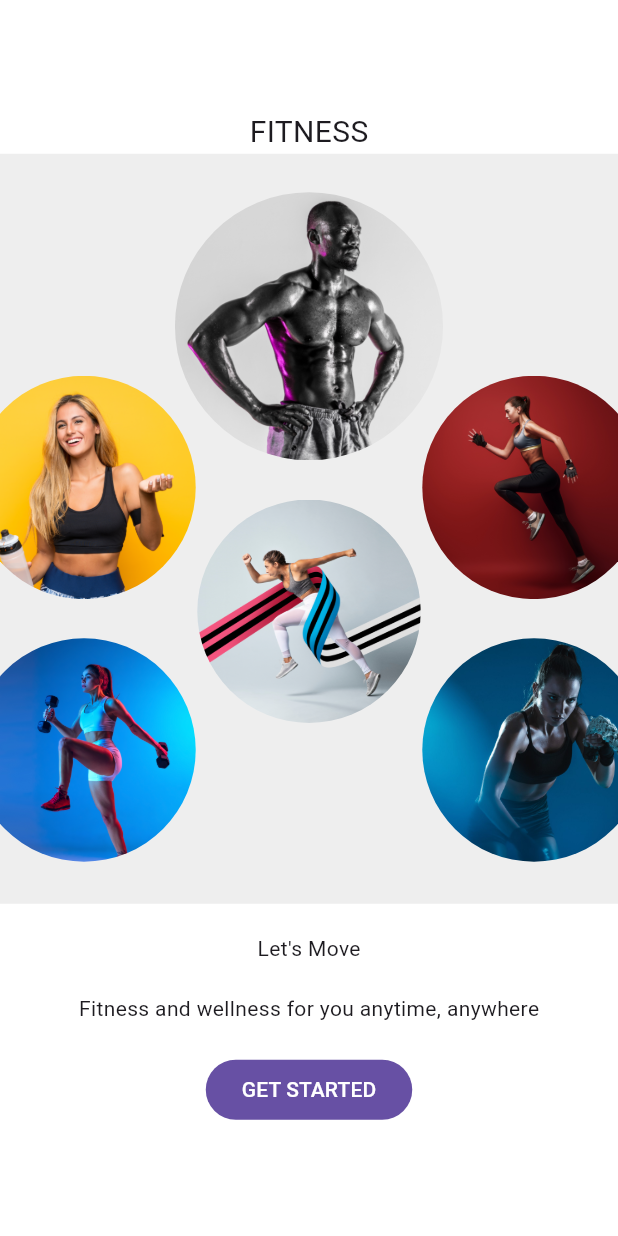
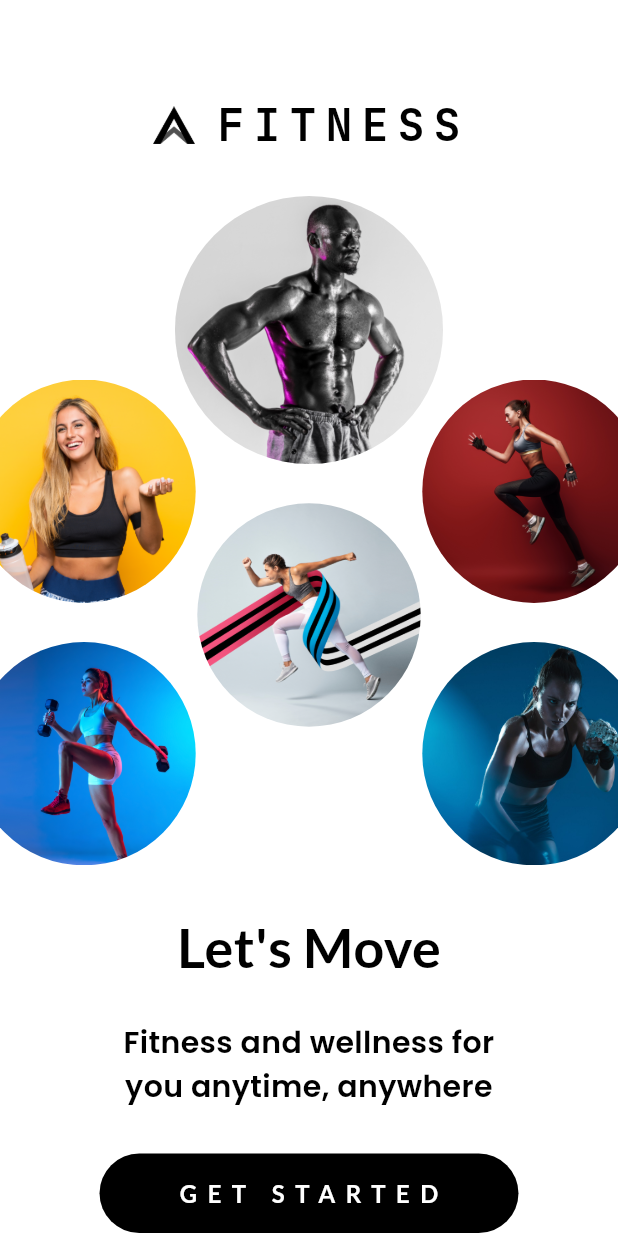
Before and after one commit to IsharaNawa/fitness_app, a Flutter app: the screen it shows after launch, on a phone screen of 412 x 824 dp. Run offline on Flutter 3.47's test engine with Material 3 defaults, Android fonts, the phone set to English and light mode, and no system bars; our stand-ins replace google_fonts.

Commit message:
completed the start screen

```diff
--- a/lib/start_screen.dart
+++ b/lib/start_screen.dart
@@ -1,5 +1,8 @@
+import 'dart:ui';
+
 import 'package:fitness_app/widgets/start_screen_image_circle_container.dart';
 import 'package:flutter/material.dart';
+import 'package:google_fonts/google_fonts.dart';
 
 class StartScreen extends StatelessWidget {
   const StartScreen({super.key});
@@ -10,25 +13,81 @@ class StartScreen extends StatelessWidget {
       child: Column(
         mainAxisSize: MainAxisSize.min,
         children: [
-          const Text(
-            "FITNESS",
-            style: TextStyle(fontSize: 20),
+          const SizedBox(
+            height: 60,
+          ),
+          Row(
+            mainAxisAlignment: MainAxisAlignment.center,
+            children: [
+              Image.asset(
+                'assets/images/app_symbol.png',
+                width: 28,
+              ),
+              const SizedBox(width: 12),
+              Text(
+                "FITNESS",
+                style: GoogleFonts.jetBrainsMono(
+                  color: Colors.black,
+                  fontSize: 30,
+                  fontWeight: FontWeight.w700,
+                  letterSpacing: 6,
+                ),
+              ),
+            ],
           ),
           StartScreenImageCircleContainer(),
+          Text(
+            "Let's Move",
+            style: GoogleFonts.lato(
+              color: Colors.black,
+              fontSize: 36,
+              fontWeight: FontWeight.w700,
+            ),
+          ),
           const SizedBox(
-            height: 20,
+            height: 25,
           ),
-          const Text("Let's Move"),
+          SizedBox(
+            width: 250,
+            child: Text(
+              "Fitness and wellness for you anytime, anywhere",
+              style: GoogleFonts.poppins(
+                color: Colors.black,
+                fontSize: 20,
+                fontWeight: FontWeight.w600,
+              ),
+              textAlign: TextAlign.center,
+            ),
+          ),
           const SizedBox(
-            height: 20,
-          ),
-          const Text("Fitness and wellness for you anytime, anywhere"),
-          const SizedBox(
-            height: 20,
+            height: 30,
           ),
           FilledButton(
             onPressed: () {},
-            child: const Text("GET STARTED"),
+            style: ButtonStyle(
+              backgroundColor:
+                  const WidgetStatePropertyAll<Color>(Colors.black),
+              padding: WidgetStateProperty.all(
+                const EdgeInsets.symmetric(
+                  vertical: 15,
+                  horizontal: 50,
+                ),
+              ),
+              shape: WidgetStateProperty.all(
+                RoundedRectangleBorder(
+                  borderRadius: BorderRadius.circular(30),
+                ),
+              ),
+            ),
+            child: Text(
+              "GET STARTED",
+              style: GoogleFonts.lato(
+                color: Colors.white,
+                fontSize: 16,
+                fontWeight: FontWeight.bold,
+                letterSpacing: 7.0,
+              ),
+            ),
           )
         ],
       ),
--- a/lib/widgets/start_screen_image_circle_container.dart
+++ b/lib/widgets/start_screen_image_circle_container.dart
@@ -59,7 +59,7 @@ class _StartScreenImageCircleContainerState
     return Container(
       width: screenWidth,
       height: 500,
-      color: Colors.grey[200],
+      color: Colors.white,
       child: Stack(
         children: [
           // Animated main image circle
--- a/pubspec.yaml
+++ b/pubspec.yaml
@@ -34,6 +34,7 @@ dependencies:
   # The following adds the Cupertino Icons font to your application.
   # Use with the CupertinoIcons class for iOS style icons.
   cupertino_icons: ^1.0.6
+  google_fonts: ^6.2.1
 
 dev_dependencies:
   flutter_test:
@@ -68,6 +69,7 @@ flutter:
     - assets/images/running_girl_with_red_background.png
     - assets/images/running_girl_with_strip.png
     - assets/images/yoga_girl.png
+    - assets/images/app_symbol.png
 
   #   - images/a_dot_ham.jpeg
 
```
Also changed, not shown: assets/images/app_symbol.png (added), pubspec.lock, 1 other file.
